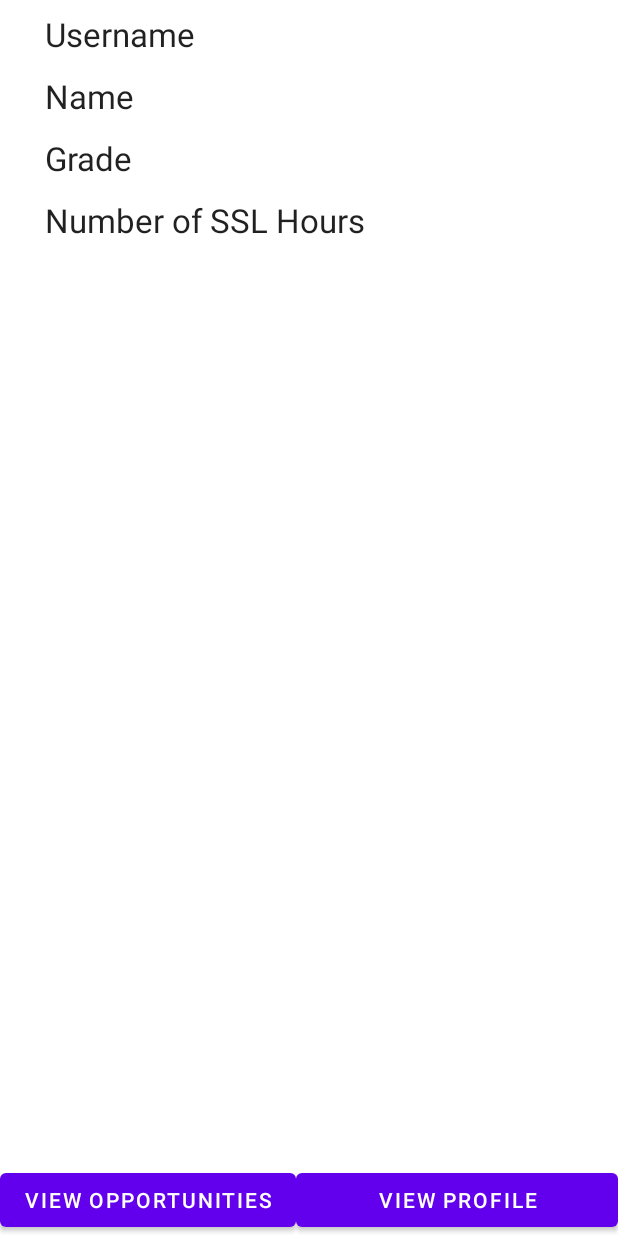
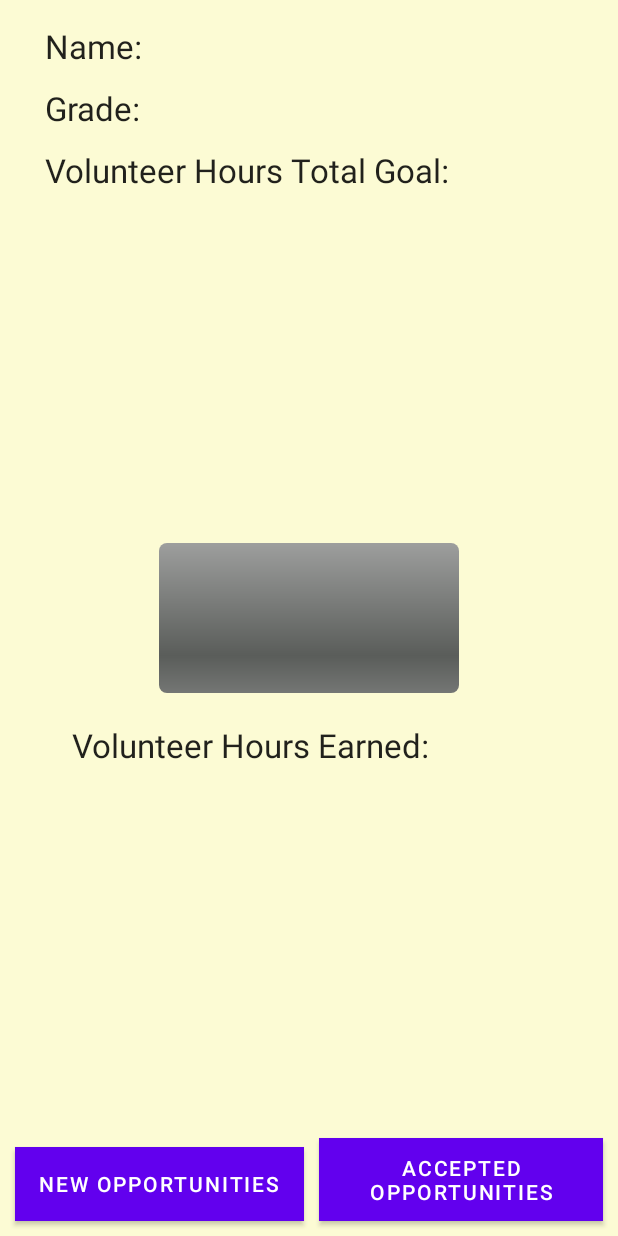
Before and after one commit to philipa18/Community-Service-Tracker, an Android app: the layout activity_student.xml on its own in the app's theme, with its tools: preview values and no code run, on a phone screen of 412 x 824 dp. Run offline under Robolectric (Android 15) with nearby library versions, the light colour scheme and no system bars.

Commit message:
fixed manifest and fixed user profile

```diff
--- a/app/src/main/AndroidManifest.xml
+++ b/app/src/main/AndroidManifest.xml
@@ -28,6 +28,10 @@
         <activity
             android:name=".studentworkflow.DummyStudentActivity"
             android:exported="false" />
+
+        <activity
+            android:name=".studentworkflow.StudentActivity"
+            android:exported="false" />
         <activity
             android:name=".accountentry.SignInActivity"
             android:exported="false" />
--- a/app/src/main/java/com/example/communityservicetracker/accountentry/SignInActivity.kt
+++ b/app/src/main/java/com/example/communityservicetracker/accountentry/SignInActivity.kt
@@ -8,9 +8,9 @@ import android.util.Log
 import android.widget.Button
 import android.widget.EditText
 import android.widget.Toast
-import com.example.communityservicetracker.DummyOrgActivity
-import com.example.communityservicetracker.DummyStudentActivity
 import com.example.communityservicetracker.R
+import com.example.communityservicetracker.orgworkflow.DummyOrgActivity
+import com.example.communityservicetracker.studentworkflow.StudentActivity
 import com.google.firebase.auth.FirebaseAuth
 import com.google.firebase.database.ktx.database
 import com.google.firebase.ktx.Firebase
@@ -59,7 +59,7 @@ class SignInActivity : AppCompatActivity() {
                             val mUserType = it.value.toString()
                             Log.d("account_type", mUserType)
                             if (mUserType == "0")
-                                startActivity(Intent(this@SignInActivity, DummyStudentActivity::class.java))
+                                startActivity(Intent(this@SignInActivity, StudentActivity::class.java))
                             else
                                 startActivity(Intent(this@SignInActivity, DummyOrgActivity::class.java))
 
--- a/app/src/main/java/com/example/communityservicetracker/orgworkflow/OrgInfoActivity.kt
+++ b/app/src/main/java/com/example/communityservicetracker/orgworkflow/OrgInfoActivity.kt
@@ -19,6 +19,8 @@ class OrgInfoActivity : Activity() {
 
     // Reference to database
     private lateinit var mDB: DatabaseReference
+
+
 
 
     // Buttons at bottom of page
--- a/app/src/main/res/layout/activity_student.xml
+++ b/app/src/main/res/layout/activity_student.xml
@@ -1,43 +1,29 @@
 <RelativeLayout xmlns:android="http://schemas.android.com/apk/res/android"
     android:layout_width="match_parent"
-    android:layout_height="match_parent">
+    android:layout_height="match_parent"
+     android:background="#FCFBD4"
+    >
     <TextView
-        android:id="@+id/usernameLabel"
+        android:id="@+id/nameLabel"
         android:layout_width="wrap_content"
         android:layout_height="wrap_content"
-        android:layout_marginTop="8dp"
+        android:layout_marginTop="16dp"
         android:layout_marginLeft="30dp"
         android:text="@string/username_string"
         android:textAppearance="?android:attr/textAppearanceLarge" >
     </TextView>
 
     <TextView
-        android:id="@+id/username"
-        android:layout_width="match_parent"
-        android:layout_height="wrap_content"
-        android:layout_toRightOf="@+id/usernameLabel"
-        android:layout_alignBottom="@+id/usernameLabel"
-       />
-
-    <TextView
-        android:id="@+id/nameLabel"
-        android:layout_width="wrap_content"
-        android:layout_height="wrap_content"
-        android:layout_below="@+id/usernameLabel"
-        android:layout_alignParentStart="true"
-        android:layout_marginTop="12dp"
-        android:layout_marginLeft="30dp"
-        android:text="@string/name_string"
-        android:textAppearance="?android:attr/textAppearanceLarge" />
-
-    <TextView
         android:id="@+id/name"
         android:layout_width="match_parent"
         android:layout_height="wrap_content"
         android:layout_toRightOf="@+id/nameLabel"
+        android:layout_marginLeft="20dp"
         android:layout_alignBottom="@+id/nameLabel"
-        android:layout_alignStart="@+id/username"
-        />
+        android:textAppearance="?android:attr/textAppearanceLarge"
+       />
+
+
 
     <TextView
         android:id="@+id/gradeLabel"
@@ -55,7 +41,8 @@
         android:layout_height="wrap_content"
         android:layout_toRightOf="@+id/gradeLabel"
         android:layout_alignBottom="@+id/gradeLabel"
-        android:layout_alignStart="@+id/username"
+        android:layout_alignStart="@+id/name"
+        android:textAppearance="?android:attr/textAppearanceLarge"
         />
     <TextView
         android:id="@+id/SSLLabel"
@@ -72,24 +59,61 @@
         android:layout_width="match_parent"
         android:layout_height="wrap_content"
         android:layout_toRightOf="@+id/SSLLabel"
+        android:layout_marginLeft="193dp"
         android:layout_alignBottom="@+id/SSLLabel"
-        android:layout_alignStart="@+id/username" />
+        android:layout_alignStart="@+id/name"
+        android:textAppearance="?android:attr/textAppearanceLarge"/>
+
+    <TextView
+        android:id="@+id/SSLCurrLabel"
+        android:layout_width="wrap_content"
+        android:layout_height="wrap_content"
+        android:layout_below="@+id/progressBar"
+        android:layout_alignParentStart="true"
+        android:layout_marginTop="20dp"
+        android:layout_marginLeft="48dp"
+        android:text="@string/ssl_current"
+        android:textAppearance="?android:attr/textAppearanceLarge"/>
+    <TextView
+        android:id="@+id/numSSLHoursSoFar"
+        android:layout_width="match_parent"
+        android:layout_height="wrap_content"
+        android:layout_toRightOf="@+id/SSLCurrLabel"
+        android:layout_alignBottom="@+id/SSLCurrLabel"
+        android:layout_alignStart="@+id/numSSLHours"
+        android:textAppearance="?android:attr/textAppearanceLarge"/>
+    <ProgressBar
+        android:id="@+id/progressBar"
+        style="@android:style/Widget.ProgressBar.Horizontal"
+        android:layout_width="200dp"
+        android:layout_height="100dp"
+        android:layout_centerHorizontal="true"
+        android:layout_centerVertical="true"
+        android:max="100"
+        android:progress="0"/>
     <Button
     android:id="@+id/viewOpportunitiesButton"
     android:layout_width="wrap_content"
-    android:layout_height="wrap_content"
+    android:layout_height="49dp"
+        android:layout_marginLeft="10dp"
+        android:layout_marginRight="10dp"
     android:layout_alignParentBottom="true"
         android:layout_alignParentStart="true"
-    android:text="@string/view_opportunities_string" />
+        android:layout_marginBottom="10dp"
+    android:text="@string/view_opportunities_string"
+        android:background="@color/white"/>
 
     <Button
-        android:id="@+id/viewProfleButton"
+        android:id="@+id/viewAcceptedButton"
         android:layout_width="wrap_content"
         android:layout_height="wrap_content"
         android:layout_alignParentBottom="true"
         android:layout_alignParentEnd="true"
+        android:layout_marginRight="10dp"
+        android:layout_marginBottom="10dp"
         android:layout_toRightOf="@+id/viewOpportunitiesButton"
-        android:text="@string/view_profile_string" />
+        android:text="@string/view_accepted_string"
+    android:background="@color/white"/>
 
 
 </RelativeLayout>
--- a/app/src/main/res/values/strings.xml
+++ b/app/src/main/res/values/strings.xml
@@ -1,12 +1,13 @@
 <resources>
     <string name="app_name">Community Service Tracker</string>
 
-    <string name="username_string">Username</string>
+    <string name="username_string">Name: </string>
     <string name="name_string">Name</string>
-    <string name="grade_string">Grade</string>
-    <string name="ssl_string">Number of SSL Hours</string>
-    <string name="view_opportunities_string">View Opportunities</string>
-    <string name="view_profile_string">View Profile</string>
+    <string name="grade_string">Grade: </string>
+    <string name="ssl_string">Volunteer Hours Total Goal: </string>
+    <string name="ssl_current">Volunteer Hours Earned: </string>
+    <string name="view_opportunities_string">New Opportunities</string>
+    <string name="view_accepted_string">Accepted Opportunities </string>
     <string name="title_activity_login">LoginActivity</string>
     <string name="prompt_email">Email</string>
     <string name="prompt_password">Password</string>
```
Also changed, not shown: app/src/main/java/com/example/communityservicetracker/studentworkflow/StudentActivity.kt (+54 -1 lines).
